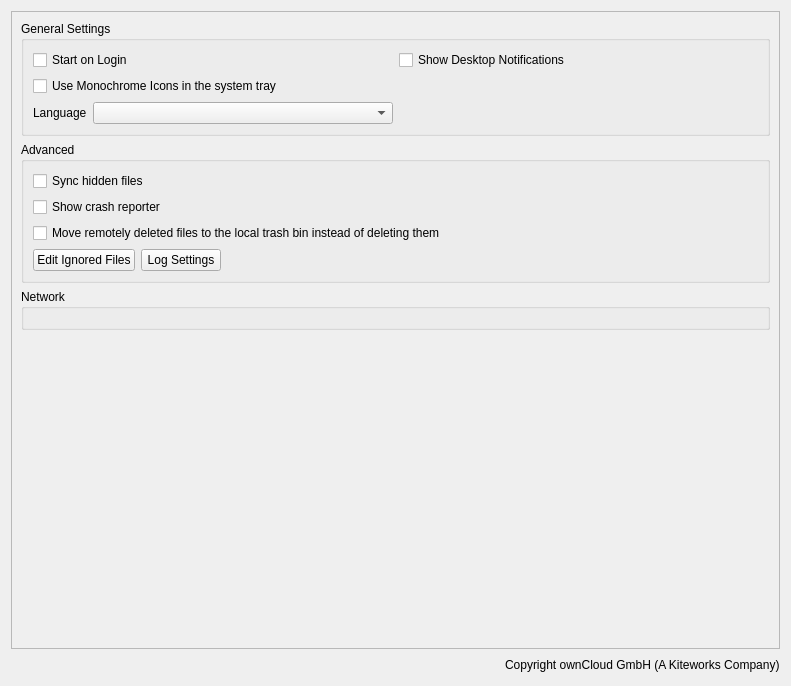
The window that src/gui/mainwindow/settingsview.ui (owncloud/client) describes before a commit, drawn with Qt 5.
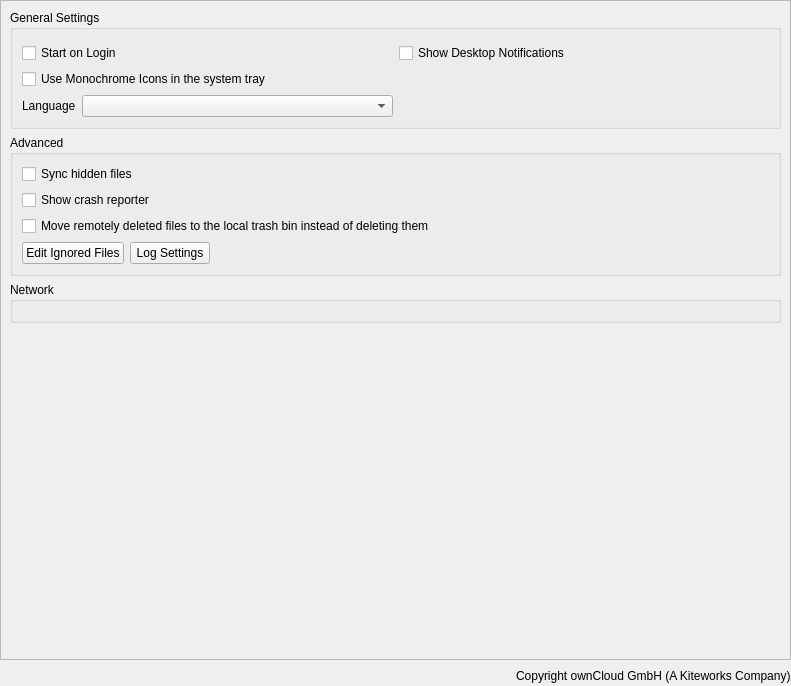
The same window after the commit. Custom widgets are drawn as their Qt base class.

```diff
--- a/src/gui/mainwindow/settingsview.ui
+++ b/src/gui/mainwindow/settingsview.ui
@@ -14,6 +14,18 @@
    <string>Form</string>
   </property>
   <layout class="QVBoxLayout" name="verticalLayout_3">
+   <property name="leftMargin">
+    <number>0</number>
+   </property>
+   <property name="topMargin">
+    <number>0</number>
+   </property>
+   <property name="rightMargin">
+    <number>0</number>
+   </property>
+   <property name="bottomMargin">
+    <number>0</number>
+   </property>
    <item>
     <widget class="QScrollArea" name="scrollArea">
      <property name="widgetResizable">
@@ -24,8 +36,8 @@
        <rect>
         <x>0</x>
         <y>0</y>
-        <width>765</width>
-        <height>630</height>
+        <width>789</width>
+        <height>654</height>
        </rect>
       </property>
       <layout class="QVBoxLayout" name="verticalLayout_5">
@@ -35,6 +47,9 @@
           <string>General Settings</string>
          </property>
          <layout class="QGridLayout" name="gridLayout_2">
+          <property name="topMargin">
+           <number>13</number>
+          </property>
           <item row="1" column="0">
            <widget class="QCheckBox" name="monoIconsCheckBox">
             <property name="text">
```
